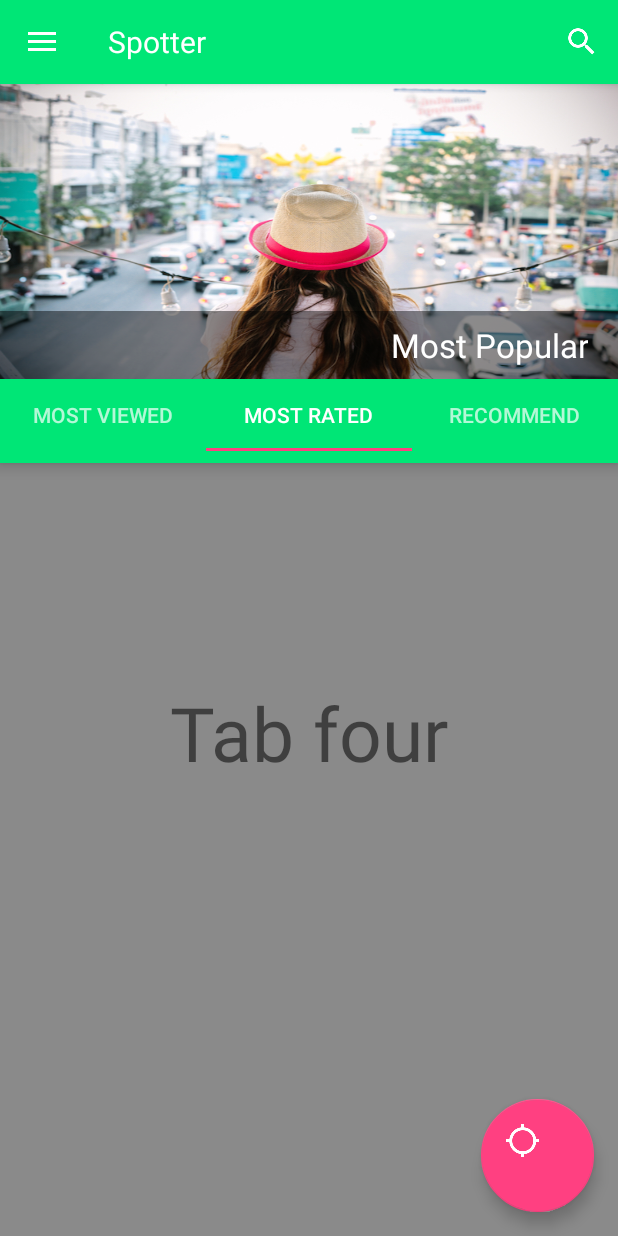
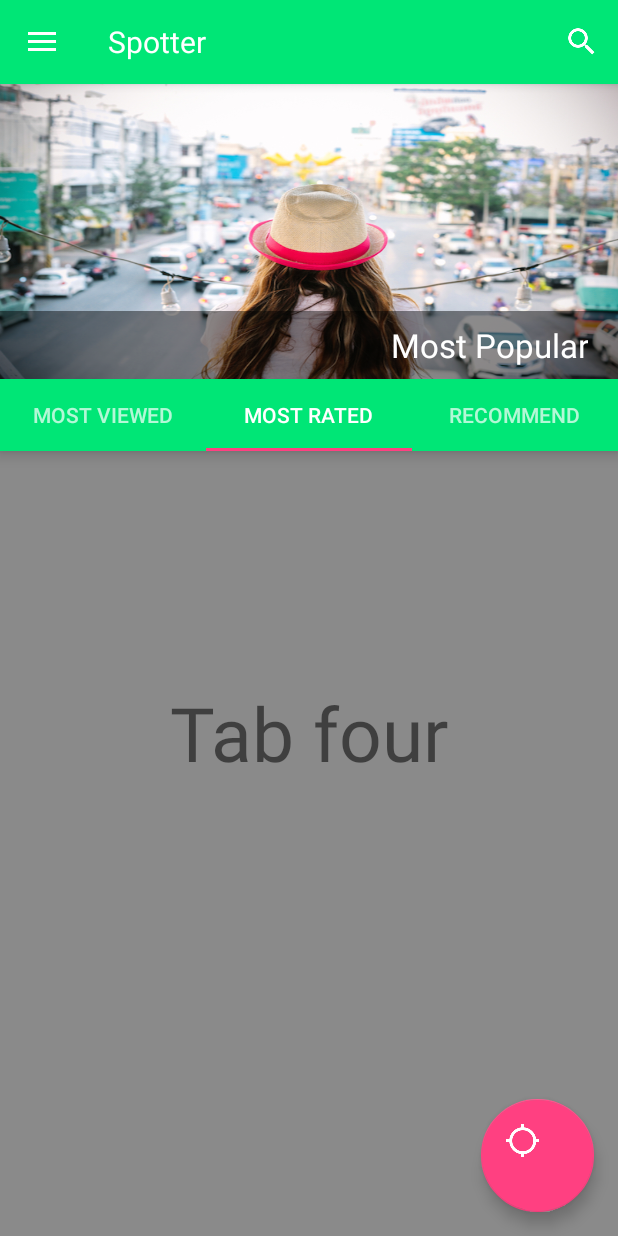
Before and after one commit to krysseltillada/Spotter-Repo, an Android app: the HomeActivity screen opened directly, with no data from a screen before it, tab 2 chosen, on a phone screen of 412 x 824 dp. Run offline under Robolectric (Android 15) with nearby library versions, the light colour scheme and no system bars; 8 statements that could not run were skipped.

Commit message:
redesign
redesign the home UI

```diff
--- a/Spotter/app/src/main/java/com/lmos/spotter/HomeActivity.java
+++ b/Spotter/app/src/main/java/com/lmos/spotter/HomeActivity.java
@@ -1,6 +1,7 @@
 package com.lmos.spotter;
 
 import android.content.Context;
+import android.content.res.Resources;
 import android.graphics.Bitmap;
 import android.graphics.Color;
 import android.graphics.drawable.BitmapDrawable;
@@ -11,6 +12,8 @@
 import android.support.v4.view.ViewPager;
 import android.support.v7.app.ActionBar;
 import android.support.v7.widget.SearchView;
+import android.util.DisplayMetrics;
+import android.util.Log;
 import android.view.LayoutInflater;
 import android.view.View;
 import android.support.design.widget.NavigationView;
@@ -20,9 +23,13 @@
 import android.support.v7.app.AppCompatActivity;
 import android.support.v7.widget.Toolbar;
 import android.view.MenuItem;
+import android.view.ViewGroup;
+import android.view.WindowManager;
 import android.view.animation.AnimationUtils;
+import android.widget.FrameLayout;
 import android.widget.ImageView;
 import android.widget.LinearLayout;
+import android.widget.ScrollView;
 import android.widget.TextView;
 import android.widget.Toast;
 import android.widget.ViewFlipper;
@@ -77,7 +84,34 @@
 
     }
 
+
+     void setHeightLayoutSize (int heightPx, int idView) {
+
+        FrameLayout layout = (FrameLayout) findViewById(idView);
+
+        ViewGroup.LayoutParams params = layout.getLayoutParams();
+
+        params.height = heightPx;
+
+        layout.setLayoutParams(params);
+    }
+
     void initializeUI () {
+        /*
+        DisplayMetrics displayMetrics = new DisplayMetrics();
+
+        WindowManager wm = (WindowManager)getApplicationContext().getSystemService(Context.WINDOW_SERVICE);
+        wm.getDefaultDisplay().getMetrics(displayMetrics);
+
+        int screenHeight = displayMetrics.heightPixels;
+        int frameLayoutHeight = screenHeight / 2;
+
+        setHeightLayoutSize(frameLayoutHeight + 100, R.id.frameLayout);
+
+        Log.d("height: ", String.valueOf(frameLayoutHeight));
+*/
+        ScrollView scrollView = (ScrollView)findViewById(R.id.scrollView);
+        scrollView.smoothScrollTo(0, 0);
 
         TabLayout tabLayout = (TabLayout)findViewById(R.id.tab_layout);
         tabLayout.addTab(tabLayout.newTab().setText("Most Viewed"));
--- a/Spotter/app/src/main/res/layout/content_home.xml
+++ b/Spotter/app/src/main/res/layout/content_home.xml
@@ -11,6 +11,7 @@
 
 
     <ScrollView
+        android:id="@+id/scrollView"
         android:layout_width="match_parent"
         android:layout_height="match_parent">
 
@@ -83,7 +84,7 @@
             <FrameLayout
                 android:id="@+id/frameLayout"
                 android:layout_width="match_parent"
-                android:layout_height="316dp"
+                android:layout_height="match_parent"
                 android:layout_alignParentStart="true"
                 android:layout_below="@+id/popularImageView1">
                 <!--
@@ -101,7 +102,7 @@
                 <android.support.v4.view.ViewPager
                     android:id="@+id/pager"
                     android:layout_width="match_parent"
-                    android:layout_height="match_parent"
+                    android:layout_height="458dp"
                     android:layout_below="@+id/tab_layout"
                     android:layout_marginTop="50dp">
 
```
